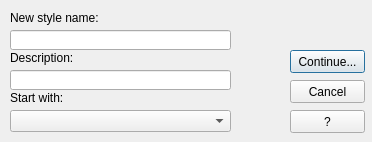
Qt form qad_dimstyle_new.ui (geosim/QAD) before a commit.
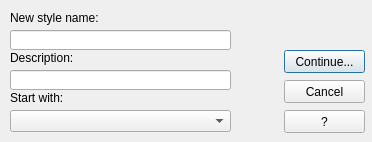
The same form after that commit.

Commit message: dimstyle error

```diff
--- a/qad_dimstyle_new.ui
+++ b/qad_dimstyle_new.ui
@@ -10,6 +10,18 @@
     <height>142</height>
    </rect>
   </property>
+  <property name="minimumSize">
+   <size>
+    <width>372</width>
+    <height>142</height>
+   </size>
+  </property>
+  <property name="maximumSize">
+   <size>
+    <width>372</width>
+    <height>142</height>
+   </size>
+  </property>
   <property name="windowTitle">
    <string>QAD - Create new dimension style</string>
   </property>
@@ -62,9 +74,9 @@
   <widget class="QPushButton" name="continueButton">
    <property name="geometry">
     <rect>
-     <x>290</x>
+     <x>284</x>
      <y>50</y>
-     <width>75</width>
+     <width>81</width>
      <height>23</height>
     </rect>
    </property>
@@ -75,9 +87,9 @@
   <widget class="QPushButton" name="cancelButton">
    <property name="geometry">
     <rect>
-     <x>290</x>
+     <x>284</x>
      <y>80</y>
-     <width>75</width>
+     <width>81</width>
      <height>23</height>
     </rect>
    </property>
@@ -88,9 +100,9 @@
   <widget class="QPushButton" name="helpButton">
    <property name="geometry">
     <rect>
-     <x>290</x>
+     <x>284</x>
      <y>110</y>
-     <width>75</width>
+     <width>81</width>
      <height>23</height>
     </rect>
    </property>
```
The commit also changes 24 other files.
